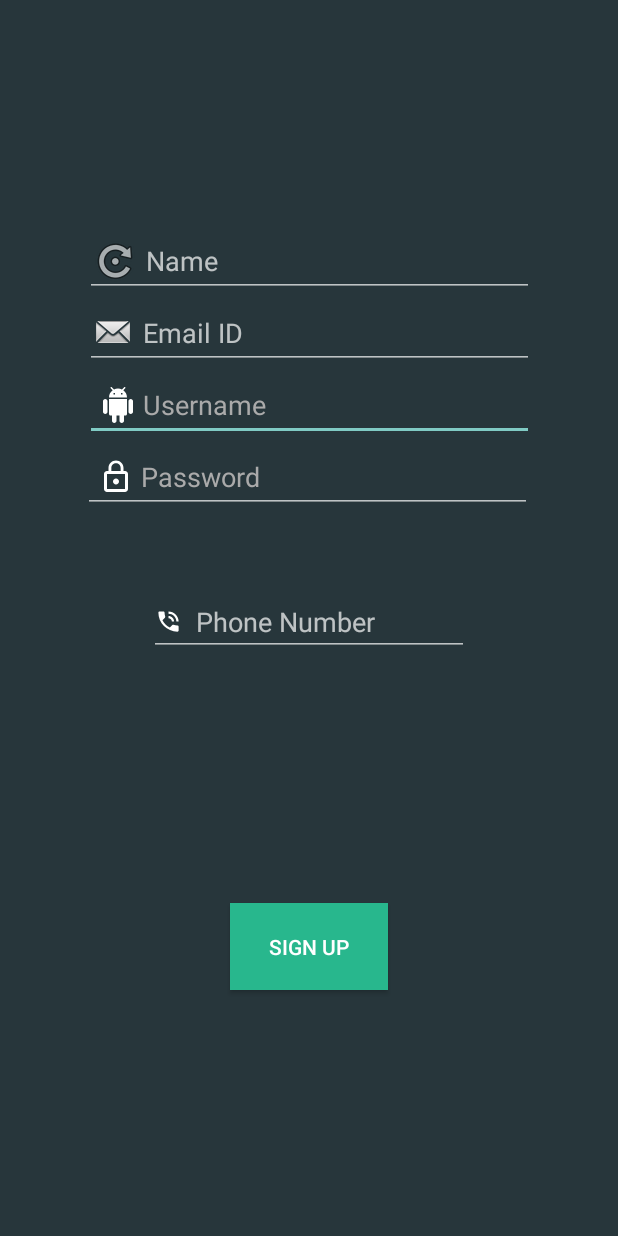
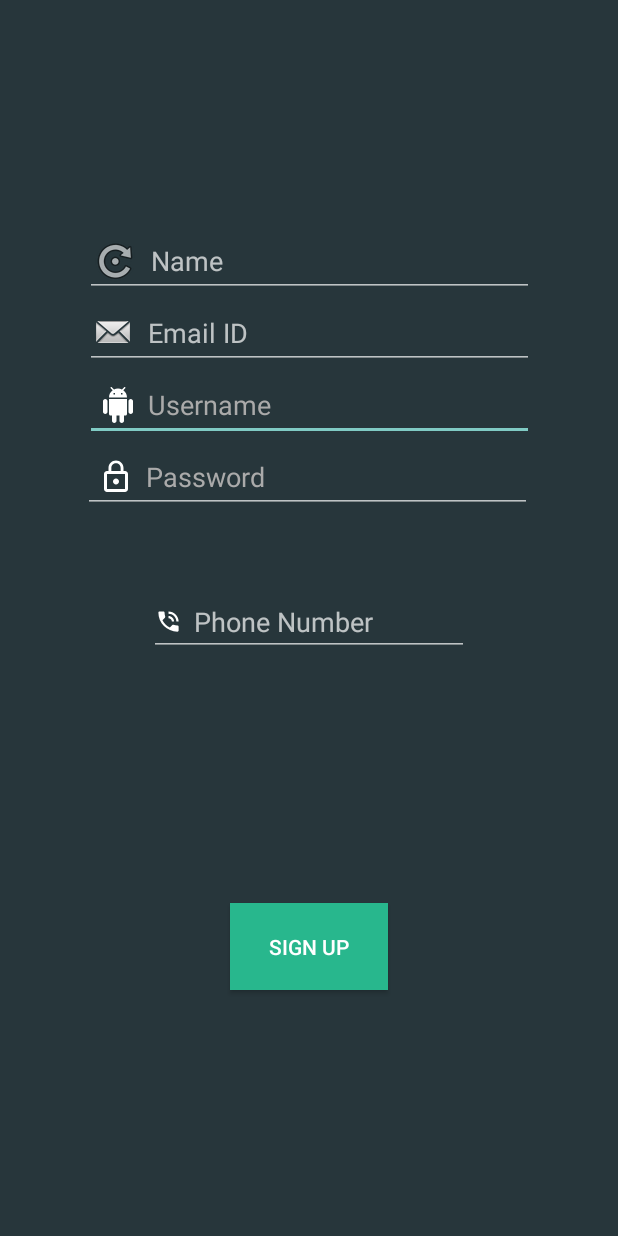
Before and after one commit to riseioit/risev2, an Android app: the screen it shows after launch (classsignup), after a tap on an icon or button, on a phone screen of 412 x 824 dp. Run offline under Robolectric (Android 15) with nearby library versions, the phone set to English and light mode, and no system bars; our stand-ins replace Firebase (no records; nobody signed in at launch, a user with empty details on screens opened directly).

Commit message:
login // Complete --pc

```diff
--- a/app/src/main/java/com/riselab/rise/login.java
+++ b/app/src/main/java/com/riselab/rise/login.java
@@ -138,6 +138,9 @@ public class login extends AppCompatActivity {
         String name = sname.getText().toString().trim();
         String password = pass.getText().toString().trim();
         int tdex = 0;
+        if (arrayList.isEmpty()){
+            Toast.makeText(getApplicationContext(),"Seems like Internet is Slow",Toast.LENGTH_LONG).show();
+        }
         if (arrayList.contains(name)) {
             tdex = arrayList.indexOf(name);
             String emailid = arrayList1.get(tdex);
--- a/app/src/main/res/layout/activity_classsignup.xml
+++ b/app/src/main/res/layout/activity_classsignup.xml
@@ -11,13 +11,14 @@
 
     <EditText
         android:id="@+id/username"
+        android:drawablePadding="8dp"
         android:layout_width="299dp"
         android:layout_height="48dp"
         android:layout_marginStart="24dp"
         android:layout_marginEnd="24dp"
         android:drawableStart="@drawable/ic_android_black_24dp"
         android:ems="10"
-        android:hint=" Username"
+        android:hint="Username"
         android:inputType="textNoSuggestions"
         android:padding="10dp"
         android:selectAllOnFocus="true"
@@ -29,6 +30,7 @@
         app:layout_constraintTop_toBottomOf="@+id/email" />
 
     <EditText
+        android:drawablePadding="8dp"
         android:id="@+id/password"
         android:layout_width="299dp"
         android:layout_height="48dp"
@@ -36,7 +38,7 @@
         android:layout_marginEnd="24dp"
         android:drawableStart="@drawable/ic_lock_outline_black_24dp"
         android:ems="10"
-        android:hint=" Password"
+        android:hint="Password"
         android:imeActionLabel="@string/action_sign_in_short"
         android:imeOptions="actionDone"
         android:inputType="textPassword"
@@ -68,7 +70,8 @@
         android:layout_marginTop="50dp"
         android:drawableStart="@android:drawable/stat_sys_speakerphone"
         android:ems="10"
-        android:hint="  Phone Number"
+        android:drawablePadding="8dp"
+        android:hint="Phone Number"
         android:inputType="phone"
         app:layout_constraintEnd_toEndOf="parent"
         app:layout_constraintStart_toStartOf="parent"
@@ -81,7 +84,8 @@
         android:layout_marginTop="150dp"
         android:drawableStart="@android:drawable/ic_menu_rotate"
         android:ems="10"
-        android:hint=" Name"
+        android:drawablePadding="8dp"
+        android:hint="Name"
         android:inputType="textPersonName"
         app:layout_constraintEnd_toEndOf="parent"
         app:layout_constraintStart_toStartOf="parent"
@@ -93,7 +97,8 @@
         android:layout_height="48dp"
         android:drawableStart="@android:drawable/sym_action_email"
         android:ems="10"
-        android:hint=" Email ID"
+        android:drawablePadding="8dp"
+        android:hint="Email ID"
         android:inputType="textEmailAddress"
         app:layout_constraintEnd_toEndOf="parent"
         app:layout_constraintStart_toStartOf="parent"
--- a/app/src/main/res/layout/activity_login.xml
+++ b/app/src/main/res/layout/activity_login.xml
@@ -16,7 +16,8 @@
         android:layout_marginEnd="24dp"
         android:drawableStart="@drawable/ic_android_black_24dp"
         android:ems="10"
-        android:hint=" Username"
+        android:drawablePadding="8dp"
+        android:hint="Username"
         android:inputType="textNoSuggestions"
         android:padding="10dp"
         android:selectAllOnFocus="true"
@@ -38,7 +39,8 @@
         android:layout_marginEnd="24dp"
         android:drawableStart="@drawable/ic_lock_outline_black_24dp"
         android:ems="10"
-        android:hint=" Password"
+        android:drawablePadding="8dp"
+        android:hint="Password"
         android:imeActionLabel="@string/action_sign_in_short"
         android:imeOptions="actionDone"
         android:inputType="textPassword"
--- a/app/src/main/res/layout/layout_dialog.xml
+++ b/app/src/main/res/layout/layout_dialog.xml
@@ -15,7 +15,8 @@
         android:layout_height="wrap_content"
         android:drawableStart="@drawable/ic_android_black_24dp"
         android:ems="10"
-        android:hint="  Email"
+        android:hint="Email"
+        android:drawablePadding="8dp"
         android:inputType="textPersonName" />
 
     <Button
@@ -28,6 +29,5 @@
         android:background="#28b78d"
         android:gravity="center"
         android:text="SET PASSWORD"
-
         />
 </RelativeLayout>
```
Also changed, not shown: app/src/main/java/com/riselab/rise/classsignup.java (+56 -4 lines).
